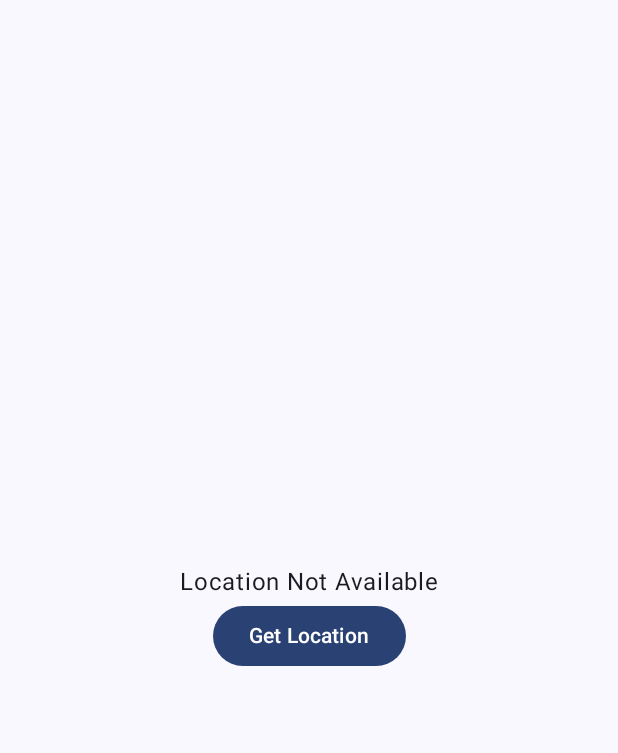
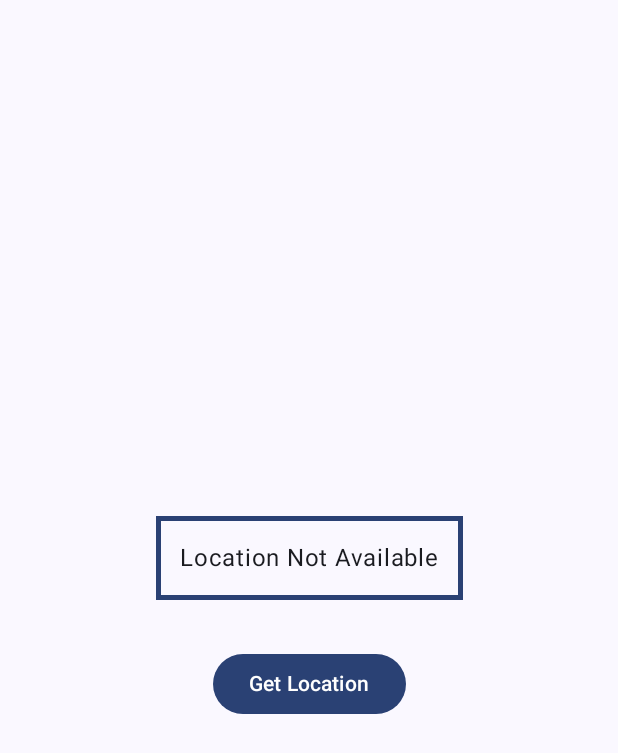
Before and after one commit to deshkaustubh/Location-Finder, an Android app built with Jetpack Compose: the screen it shows after launch (MainActivity), on a phone screen of 412 x 824 dp. Shown: the top 753 px of the screen. Run offline under Robolectric (Android 15) with nearby library versions, the phone set to English and light mode, and no system bars.

Commit message:
added box to address

```diff
--- a/app/src/main/java/com/example/locationapp/MainActivity.kt
+++ b/app/src/main/java/com/example/locationapp/MainActivity.kt
@@ -8,9 +8,15 @@ import androidx.activity.ComponentActivity
 import androidx.activity.compose.rememberLauncherForActivityResult
 import androidx.activity.compose.setContent
 import androidx.activity.result.contract.ActivityResultContracts
+import androidx.compose.foundation.background
+import androidx.compose.foundation.border
 import androidx.compose.foundation.layout.Arrangement
+import androidx.compose.foundation.layout.Box
 import androidx.compose.foundation.layout.Column
+import androidx.compose.foundation.layout.Spacer
 import androidx.compose.foundation.layout.fillMaxSize
+import androidx.compose.foundation.layout.height
+import androidx.compose.foundation.layout.padding
 import androidx.compose.material3.Button
 import androidx.compose.material3.MaterialTheme
 import androidx.compose.material3.Surface
@@ -18,7 +24,9 @@ import androidx.compose.material3.Text
 import androidx.compose.runtime.Composable
 import androidx.compose.ui.Alignment
 import androidx.compose.ui.Modifier
+import androidx.compose.ui.graphics.Color
 import androidx.compose.ui.platform.LocalContext
+import androidx.compose.ui.unit.dp
 import androidx.core.app.ActivityCompat
 import androidx.lifecycle.viewmodel.compose.viewModel
 import com.example.locationapp.ui.theme.LocationAppTheme
@@ -101,11 +109,34 @@ fun LocationDisplay(
         horizontalAlignment = Alignment.CenterHorizontally,
         verticalArrangement = Arrangement.Center
     ) {
-        if(location!=null){
-            Text(text = "Address: ${location.latitude} ${location.longitude} \n $address")
+        if(location!=null) {
+            Box(
+                modifier = Modifier
+                    .border(3.dp, MaterialTheme.colorScheme.primary)
+            ) {
+                // Add child composables here
+                Text(
+                    text = "Latitude-> ${location.latitude} \n Longitude-> ${location.longitude} \n Address ->\n $address",
+                    modifier = Modifier.align(Alignment.Center)
+                )
+            }
         }else{
-            Text(text = "Location Not Available")
+            Box(
+                modifier = Modifier
+                    .border(3.dp, MaterialTheme.colorScheme.primary)
+                    .padding(16.dp)
+                    ) {
+                // Add child composables here
+                Text(
+                    text = "Location Not Available",
+                    modifier = Modifier.align(Alignment.Center)
+                )
+            }
         }
+
+        Spacer(modifier = Modifier.height(16.dp))
+        Spacer(modifier = Modifier.height(16.dp))
+
 
         Button(onClick = {
             if(locationUtils.hasLocationPermission(context)){
```
